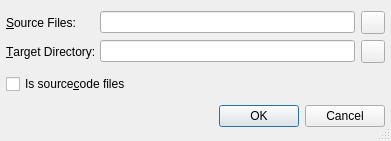
Old version of the form Project/AddFileDialog.ui in the repository testmana2/test.
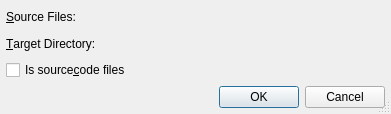
New version of the form. Custom widgets are drawn as their Qt base class.

Commit message: Modified more dialogs to use the path picker widgets.

Diff of the .ui file:
```diff
--- a/Project/AddFileDialog.ui
+++ b/Project/AddFileDialog.ui
@@ -7,7 +7,7 @@
     <x>0</x>
     <y>0</y>
     <width>391</width>
-    <height>141</height>
+    <height>114</height>
    </rect>
   </property>
   <property name="windowTitle">
@@ -20,21 +20,62 @@
   <property name="sizeGripEnabled">
    <bool>true</bool>
   </property>
-  <layout class="QVBoxLayout">
+  <layout class="QVBoxLayout" name="verticalLayout">
    <item>
-    <layout class="QGridLayout">
+    <layout class="QGridLayout" name="gridLayout">
+     <item row="0" column="0">
+      <widget class="QLabel" name="sourceFileLabel">
+       <property name="text">
+        <string>&amp;Source Files:</string>
+       </property>
+       <property name="buddy">
+        <cstring>sourceFilesPicker</cstring>
+       </property>
+      </widget>
+     </item>
+     <item row="0" column="1">
+      <widget class="E5PathPicker" name="sourceFilesPicker" native="true">
+       <property name="sizePolicy">
+        <sizepolicy hsizetype="Expanding" vsizetype="Preferred">
+         <horstretch>0</horstretch>
+         <verstretch>0</verstretch>
+        </sizepolicy>
+       </property>
+       <property name="focusPolicy">
+        <enum>Qt::StrongFocus</enum>
+       </property>
+       <property name="toolTip">
+        <string>Enter the name of files to add separated by &quot;;&quot;</string>
+       </property>
+       <property name="whatsThis">
+        <string>&lt;b&gt;Source Files&lt;/b&gt;
+&lt;p&gt;Enter the name of files to add to the current project separated
+by &quot;;&quot;. You may select them with a dialog by pressing 
+the button to the right.&lt;/p&gt;</string>
+       </property>
+      </widget>
+     </item>
      <item row="1" column="0">
       <widget class="QLabel" name="targetDirLabel">
        <property name="text">
         <string>&amp;Target Directory:</string>
        </property>
        <property name="buddy">
-        <cstring>targetDirEdit</cstring>
+        <cstring>targetDirPicker</cstring>
        </property>
       </widget>
      </item>
      <item row="1" column="1">
-      <widget class="QLineEdit" name="targetDirEdit">
+      <widget class="E5PathPicker" name="targetDirPicker" native="true">
+       <property name="sizePolicy">
+        <sizepolicy hsizetype="Expanding" vsizetype="Preferred">
+         <horstretch>0</horstretch>
+         <verstretch>0</verstretch>
+        </sizepolicy>
+       </property>
+       <property name="focusPolicy">
+        <enum>Qt::StrongFocus</enum>
+       </property>
        <property name="toolTip">
         <string>Enter the target directory for the file</string>
        </property>
@@ -45,45 +86,6 @@
        </property>
       </widget>
      </item>
-     <item row="0" column="0">
-      <widget class="QLabel" name="sourceFileLabel">
-       <property name="text">
-        <string>&amp;Source Files:</string>
-       </property>
-       <property name="buddy">
-        <cstring>sourceFileEdit</cstring>
-       </property>
-      </widget>
-     </item>
-     <item row="0" column="1">
-      <widget class="QLineEdit" name="sourceFileEdit">
-       <property name="toolTip">
-        <string>Enter the name of files to add separated by the path separator</string>
-       </property>
-       <property name="whatsThis">
-        <string>&lt;b&gt;Source Files&lt;/b&gt;
-&lt;p&gt;Enter the name of files to add to the current project separated
-by the path separator. You may select them with a dialog by pressing 
-the button to the right.&lt;/p&gt;</string>
-       </property>
-      </widget>
-     </item>
-     <item row="0" column="2">
-      <widget class="QToolButton" name="sourceFileButton">
-       <property name="whatsThis">
-        <string>&lt;b&gt;Source Files&lt;/b&gt;
-&lt;p&gt;Select the source files via a files selection dialog.&lt;/p&gt;</string>
-       </property>
-      </widget>
-     </item>
-     <item row="1" column="2">
-      <widget class="QToolButton" name="targetDirButton">
-       <property name="whatsThis">
-        <string>&lt;b&gt;Target Directory&lt;/b&gt;
-&lt;p&gt;Select the target directory via a directory selection dialog.&lt;/p&gt;</string>
-       </property>
-      </widget>
-     </item>
     </layout>
    </item>
    <item>
@@ -113,6 +115,14 @@
  </widget>
  <layoutdefault spacing="6" margin="6"/>
  <pixmapfunction>qPixmapFromMimeSource</pixmapfunction>
+ <customwidgets>
+  <customwidget>
+   <class>E5PathPicker</class>
+   <extends>QWidget</extends>
+   <header>E5Gui/E5PathPicker.h</header>
+   <container>1</container>
+  </customwidget>
+ </customwidgets>
  <tabstops>
   <tabstop>sourceFileEdit</tabstop>
   <tabstop>sourceFileButton</tabstop>
```
Left out of the diff: 6 changed lines with no effect on the pictures. The commit also changes 37 other files.
